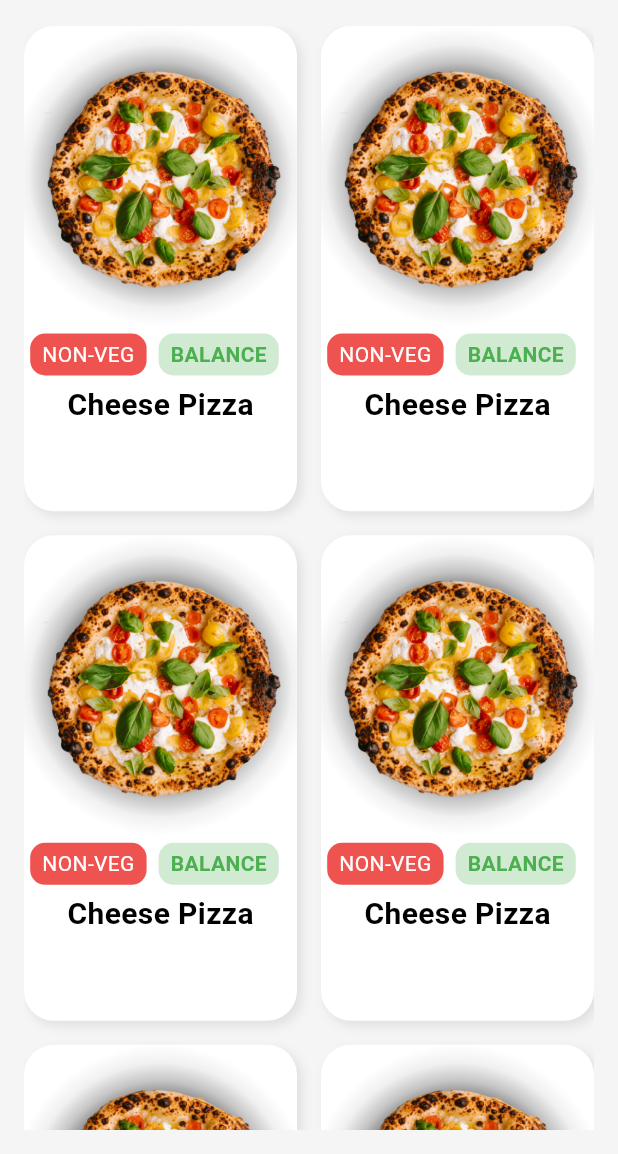
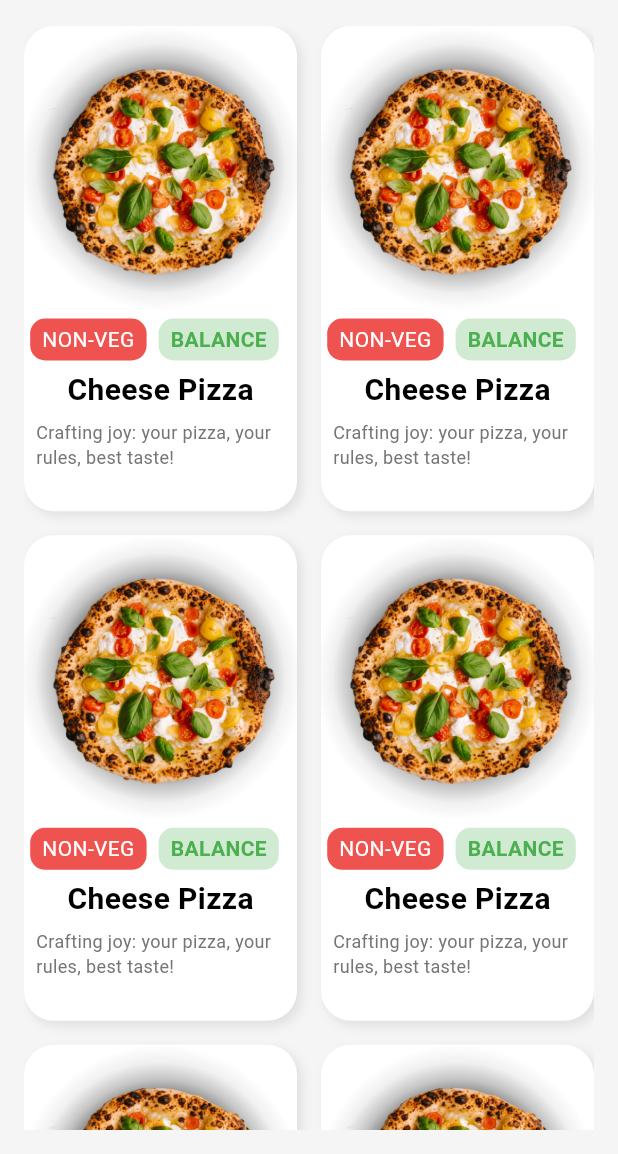
Before and after one commit to prasad-xma/BakeEase, a Flutter app: the screen it shows once a user with an empty profile is signed in, on a phone screen of 412 x 824 dp, the part 82-1236 px from its top. Run offline on Flutter 3.47's test engine with Material 3 defaults, Android fonts, the phone set to English and light mode, and no system bars; our stand-ins replace bloc, cloud_firestore, equatable, firebase_auth, firebase_core, flutter_bloc and 1 more; accounts and stored records are empty.

Commit message:
add description section

```diff
--- a/bakeease/lib/screens/home/views/home_screen.dart
+++ b/bakeease/lib/screens/home/views/home_screen.dart
@@ -63,7 +63,7 @@ class HomeScreen extends StatelessWidget {
                 children: [
                   Container(
                     width: double.infinity,
-                    height: 200,
+                    height: 190,
                     decoration: BoxDecoration(
                       // color: Colors.amberAccent,
                     ),
@@ -130,10 +130,24 @@ class HomeScreen extends StatelessWidget {
                           fontSize: 20,
                           fontWeight: FontWeight.bold
                         ),
-
                       ),
                     ),
-                  )
+                  ),
+
+                // item description
+                Center(
+
+                  child: Padding(
+                    padding: const EdgeInsets.symmetric(horizontal: 8),
+                    child: Text(
+                      'Crafting joy: your pizza, your rules, best taste!',
+                      style: TextStyle(
+                        color: Colors.grey.shade600,
+                        fontSize: 12,
+                      ),
+                    ),
+                  ),
+                )
                 ],
               ),
             );
```
